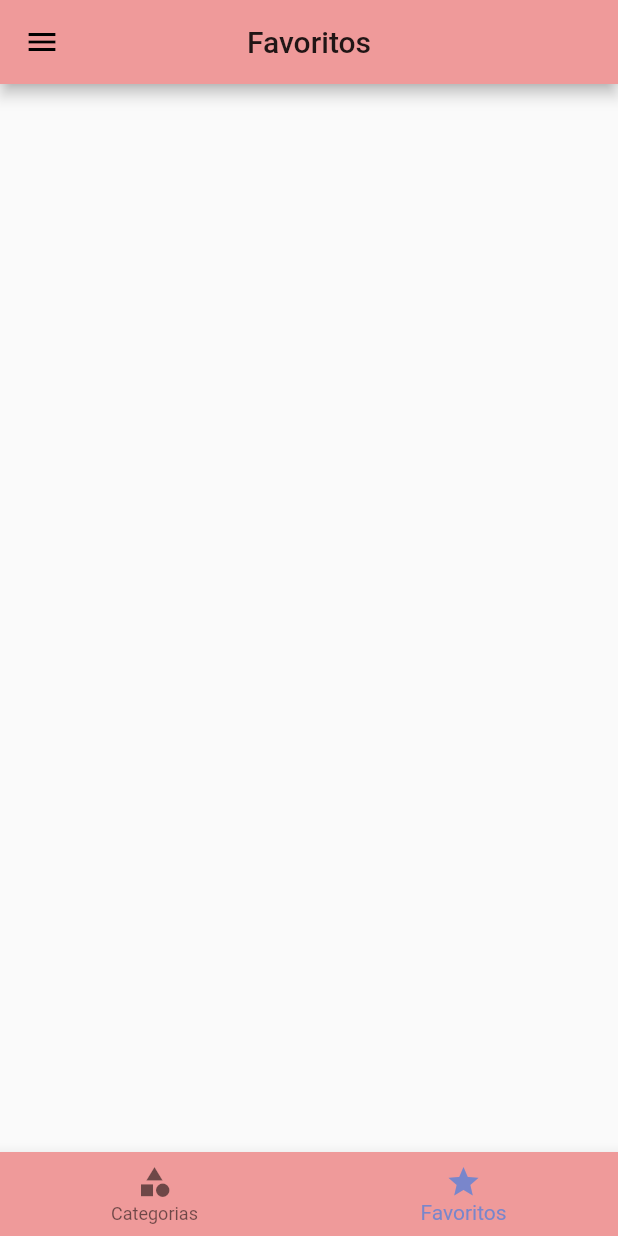
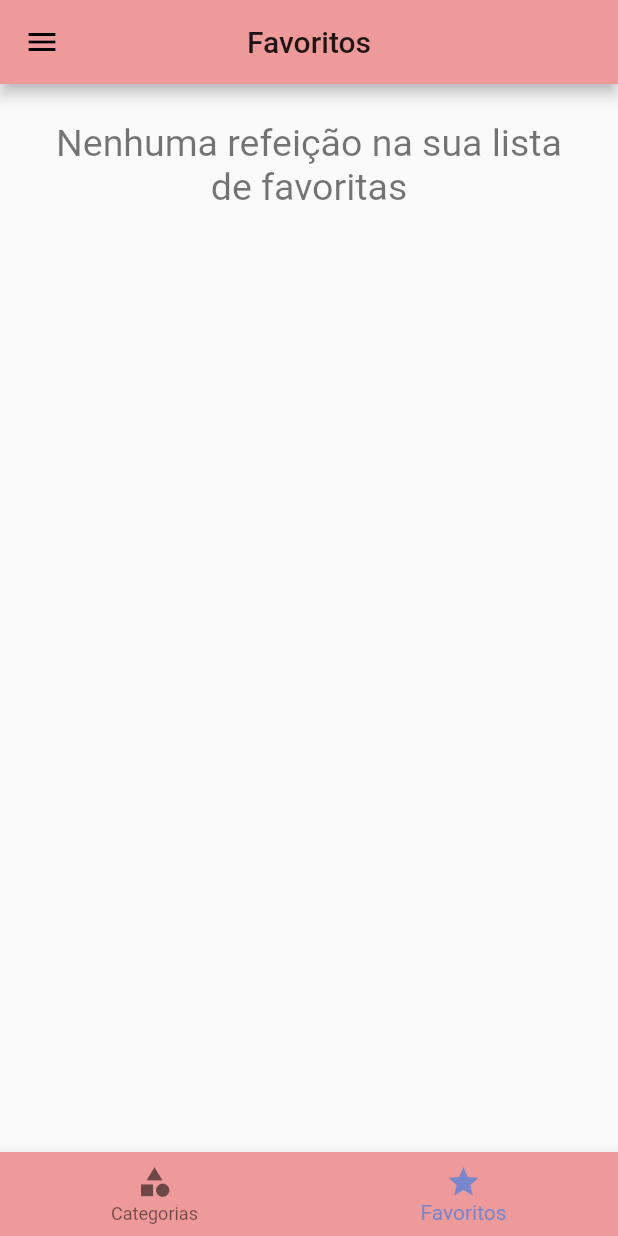
Before and after one commit to kiszewski/Meals, a Flutter app: the screen it shows after launch, item 2 of the bottom bar chosen, on a phone screen of 412 x 824 dp. Run offline on Flutter 3.47's test engine with Material 2 defaults, Android fonts, the phone set to English and light mode, and no system bars.

Commit message:
UI when favorite meal list is empty

```diff
--- a/lib/components/favorite-meals/favorite_meals_list.dart
+++ b/lib/components/favorite-meals/favorite_meals_list.dart
@@ -8,14 +8,34 @@ class FavoriteMealsList extends StatelessWidget {
 
   @override
   Widget build(BuildContext context) {
+    final favoriteMeals = Provider.of<FavoritesModel>(context);
+
     return SingleChildScrollView(
       child: Column(
-          children: Provider.of<FavoritesModel>(context)
-              .items
-              .map((meal) => MealItem(
-                    meal: meal,
-                  ))
-              .toList()),
+          crossAxisAlignment: CrossAxisAlignment.center,
+          children: favoriteMeals.items.isNotEmpty
+              ? favoriteMeals.items
+                  .map((meal) => MealItem(
+                        meal: meal,
+                      ))
+                  .toList()
+              : [
+                  Column(
+                    crossAxisAlignment: CrossAxisAlignment.center,
+                    children: [
+                      Container(
+                          margin: EdgeInsets.all(25),
+                          child: Text(
+                            'Nenhuma refeição na sua lista de favoritas',
+                            style: TextStyle(
+                              fontSize: 25,
+                              color: Colors.black54
+                            ),
+                            textAlign: TextAlign.center,
+                          )),
+                    ],
+                  )
+                ]),
     );
   }
 }
```
